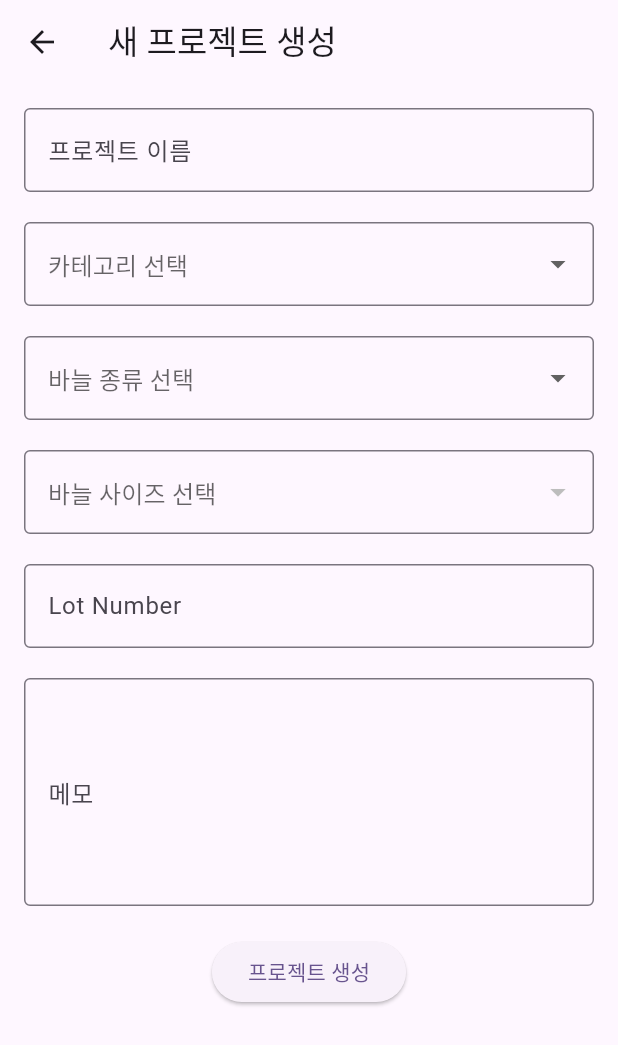
After one commit to eun-day/yarnie, a Flutter app: the screen it shows after launch, after a tap on "New Project", on a phone screen of 412 x 824 dp. The commit adds this screen. Shown: the top 1045 px of the screen. Run offline on Flutter 3.47's test engine with Material 3 defaults, Android fonts, the light colour scheme and no system bars; our stand-ins replace shared_preferences, stop_watch_timer.

Commit message:
프로젝트 생성 화면 만들기
1. 메인화면에 프로젝트 생성 버튼 추가
2. 프로젝트 생성 화면 추가 (UI만 만들었음)

```diff
--- a/lib/main.dart
+++ b/lib/main.dart
@@ -1,6 +1,7 @@
 import 'package:flutter/material.dart';
 import 'package:yarnie/counter_screen.dart';
 import 'package:yarnie/stopwatch_screen.dart';
+import 'package:yarnie/new_project_screen.dart';
 
 void main() {
   runApp(const MyApp());
@@ -33,7 +34,24 @@ class MyHomePage extends StatelessWidget {
       appBar: AppBar(
         title: Text(title),
       ),
-      body: Center(
+      body: Stack(
+        children: <Widget>[
+          Align(
+            alignment: Alignment.topRight,
+            child: Padding(
+              padding: const EdgeInsets.all(16.0),
+              child: ElevatedButton(
+                onPressed: () {
+                  Navigator.push(
+                    context,
+                    MaterialPageRoute(builder: (context) => const NewProjectScreen()),
+                  );
+                },
+                child: const Text('New Project'),
+              ),
+            ),
+          ),
+          Center(
             child: Column(
               mainAxisAlignment: MainAxisAlignment.center,
               children: <Widget>[
@@ -59,6 +77,8 @@ class MyHomePage extends StatelessWidget {
               ],
             ),
           ),
+        ],
+      ),
     );
   }
 }
--- /dev/null
+++ b/lib/new_project_screen.dart
@@ -0,0 +1,226 @@
+import 'package:flutter/material.dart';
+
+class NewProjectScreen extends StatefulWidget {
+  const NewProjectScreen({super.key});
+
+  @override
+  State<NewProjectScreen> createState() => _NewProjectScreenState();
+}
+
+class _NewProjectScreenState extends State<NewProjectScreen> {
+  final TextEditingController _projectNameController = TextEditingController();
+  final TextEditingController _lotNumberController = TextEditingController();
+  final TextEditingController _notesController = TextEditingController();
+  String? _selectedCategory;
+  final List<String> _categories = ['뜨개', '자수', '퀼트', '기타'];
+
+  String? _selectedNeedleType;
+  String? _selectedNeedleSize;
+
+  final Map<String, List<String>> _needleSizes = {
+    '대바늘': [
+      '2.0mm',
+      '2.5mm',
+      '3.0mm',
+      '3.5mm',
+      '4.0mm',
+      '4.5mm',
+      '5.0mm',
+      '5.5mm',
+      '6.0mm',
+      '6.5mm',
+      '7.0mm',
+      '8.0mm',
+      '9.0mm',
+      '10.0mm'
+    ],
+    '코바늘': [
+      '2/0호 (2.0mm)',
+      '3/0호 (2.2mm)',
+      '4/0호 (2.5mm)',
+      '5/0호 (3.0mm)',
+      '6/0호 (3.5mm)',
+      '7/0호 (4.0mm)',
+      '8/0호 (5.0mm)',
+      '9/0호 (5.5mm)',
+      '10/0호 (6.0mm)'
+    ],
+  };
+
+  final FocusNode _projectNameFocusNode = FocusNode();
+  final FocusNode _categoryFocusNode = FocusNode();
+  final FocusNode _needleTypeFocusNode = FocusNode();
+  final FocusNode _needleSizeFocusNode = FocusNode();
+  final FocusNode _lotNumberFocusNode = FocusNode();
+  final FocusNode _notesFocusNode = FocusNode();
+
+  String? _projectNameErrorText;
+
+  @override
+  void dispose() {
+    _projectNameController.dispose();
+    _lotNumberController.dispose();
+    _notesController.dispose();
+    _projectNameFocusNode.dispose();
+    _categoryFocusNode.dispose();
+    _needleTypeFocusNode.dispose();
+    _needleSizeFocusNode.dispose();
+    _lotNumberFocusNode.dispose();
+    _notesFocusNode.dispose();
+    super.dispose();
+  }
+
+  @override
+  Widget build(BuildContext context) {
+    return Scaffold(
+      appBar: AppBar(
+        title: const Text('새 프로젝트 생성'),
+      ),
+      body: Padding(
+        padding: const EdgeInsets.all(16.0),
+        child: SingleChildScrollView(
+          child: Column(
+            children: [
+              TextField(
+                controller: _projectNameController,
+                focusNode: _projectNameFocusNode,
+                decoration: InputDecoration(
+                  labelText: '프로젝트 이름',
+                  border: const OutlineInputBorder(),
+                  errorText: _projectNameErrorText,
+                ),
+                onChanged: (value) {
+                  if (_projectNameErrorText != null) {
+                    setState(() {
+                      _projectNameErrorText = null;
+                    });
+                  }
+                },
+                onEditingComplete: () =>
+                    FocusScope.of(context).requestFocus(_categoryFocusNode),
+                textInputAction: TextInputAction.next,
+              ),
+              const SizedBox(height: 20),
+              DropdownButtonFormField<String>(
+                value: _selectedCategory,
+                focusNode: _categoryFocusNode,
+                hint: const Text('카테고리 선택'),
+                decoration: const InputDecoration(
+                  border: OutlineInputBorder(),
+                ),
+                onChanged: (String? newValue) {
+                  setState(() {
+                    _selectedCategory = newValue;
+                  });
+                  WidgetsBinding.instance.addPostFrameCallback((_) {
+                    FocusScope.of(context).requestFocus(_needleTypeFocusNode);
+                  });
+                },
+                items:
+                    _categories.map<DropdownMenuItem<String>>((String value) {
+                  return DropdownMenuItem<String>(
+                    value: value,
+                    child: Text(value),
+                  );
+                }).toList(),
+              ),
+              const SizedBox(height: 20),
+              DropdownButtonFormField<String>(
+                value: _selectedNeedleType,
+                focusNode: _needleTypeFocusNode,
+                hint: const Text('바늘 종류 선택'),
+                decoration: const InputDecoration(
+                  border: OutlineInputBorder(),
+                ),
+                onChanged: (String? newValue) {
+                  setState(() {
+                    _selectedNeedleType = newValue;
+                    _selectedNeedleSize = null;
+                  });
+                  WidgetsBinding.instance.addPostFrameCallback((_) {
+                    FocusScope.of(context).requestFocus(_needleSizeFocusNode);
+                  });
+                },
+                items: _needleSizes.keys
+                    .map<DropdownMenuItem<String>>((String value) {
+                  return DropdownMenuItem<String>(
+                    value: value,
+                    child: Text(value),
+                  );
+                }).toList(),
+              ),
+              const SizedBox(height: 20),
+              DropdownButtonFormField<String>(
+                value: _selectedNeedleSize,
+                focusNode: _needleSizeFocusNode,
+                hint: const Text('바늘 사이즈 선택'),
+                decoration: const InputDecoration(
+                  border: OutlineInputBorder(),
+                ),
+                onChanged: _selectedNeedleType == null
+                    ? null
+                    : (String? newValue) {
+                        setState(() {
+                          _selectedNeedleSize = newValue;
+                        });
+                        WidgetsBinding.instance.addPostFrameCallback((_) {
+                          FocusScope.of(context)
+                              .requestFocus(_lotNumberFocusNode);
+                        });
+                      },
+                items: _selectedNeedleType == null
+                    ? []
+                    : _needleSizes[_selectedNeedleType]!
+                        .map<DropdownMenuItem<String>>((String value) {
+                        return DropdownMenuItem<String>(
+                          value: value,
+                          child: Text(value),
+                        );
+                      }).toList(),
+              ),
+              const SizedBox(height: 20),
+              TextField(
+                controller: _lotNumberController,
+                focusNode: _lotNumberFocusNode,
+                decoration: const InputDecoration(
+                  labelText: 'Lot Number',
+                  border: OutlineInputBorder(),
+                ),
+                onEditingComplete: () =>
+                    FocusScope.of(context).requestFocus(_notesFocusNode),
+                textInputAction: TextInputAction.next,
+              ),
+              const SizedBox(height: 20),
+              TextField(
+                controller: _notesController,
+                focusNode: _notesFocusNode,
+                maxLines: 5,
+                textInputAction: TextInputAction.done,
+                decoration: const InputDecoration(
+                  labelText: '메모',
+                  border: OutlineInputBorder(),
+                ),
+              ),
+              const SizedBox(height: 20),
+              ElevatedButton(
+                onPressed: () {
+                  if (_projectNameController.text.trim().isEmpty) {
+                    setState(() {
+                      _projectNameErrorText = '이름을 작성해주세요';
+                    });
+                    FocusScope.of(context).requestFocus(_projectNameFocusNode);
+                  } else {
+                    print(
+                        '프로젝트 이름: ${_projectNameController.text}, 카테고리: ${_selectedCategory ?? '선택 안됨'}, 바늘 종류: ${_selectedNeedleType ?? '선택 안됨'}, 바늘 사이즈: ${_selectedNeedleSize ?? '선택 안됨'}, Lot Number: ${_lotNumberController.text}, 메모: ${_notesController.text}');
+                    Navigator.pop(context);
+                  }
+                },
+                child: const Text('프로젝트 생성'),
+              ),
+            ],
+          ),
+        ),
+      ),
+    );
+  }
+}
```
Lines whose indentation alone changed are shown as unchanged.
